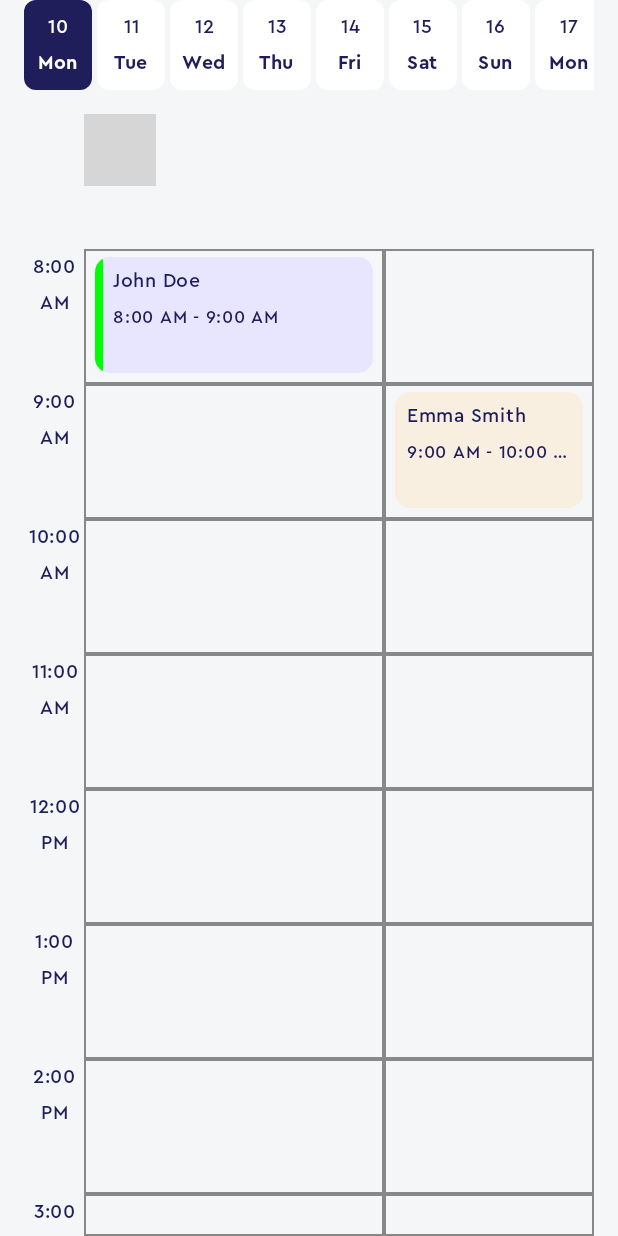
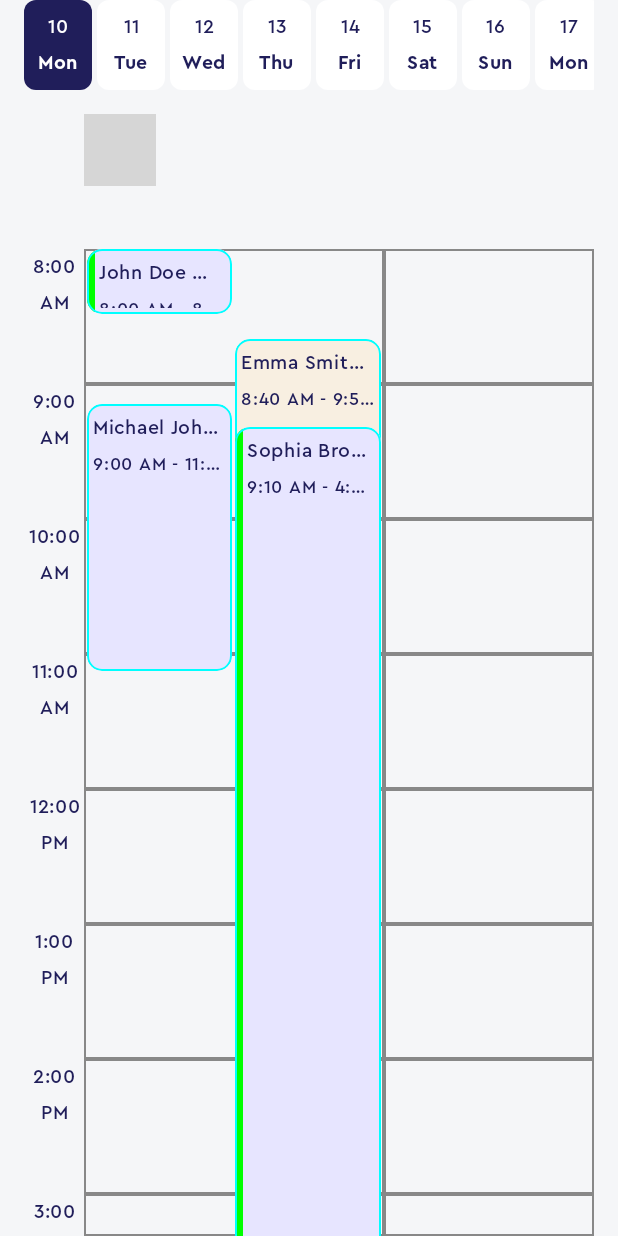
Before and after one commit to gourob-enosis/grow2Rnd, an Android app built with Jetpack Compose: the screen it shows after launch (MainActivity), on a phone screen of 412 x 824 dp. Run offline under Robolectric (Android 15) with nearby library versions, the phone set to English and light mode, and no system bars; libraries missing offline, so code that uses them is left out: com.chihsuanwu.freescroll; 4 statements that could not run were skipped; grey boxes are pictures that could not be loaded.

Commit message:
put multiple slot in the same tile horizontally

```diff
--- a/app/src/main/java/com/gourob/grow2rnd/ScheduleView.kt
+++ b/app/src/main/java/com/gourob/grow2rnd/ScheduleView.kt
@@ -33,6 +33,7 @@ import androidx.compose.ui.Alignment
 import androidx.compose.ui.Modifier
 import androidx.compose.ui.draw.clip
 import androidx.compose.ui.graphics.Color
+import androidx.compose.ui.layout.ModifierInfo
 import androidx.compose.ui.text.font.FontWeight
 import androidx.compose.ui.text.style.TextAlign
 import androidx.compose.ui.text.style.TextOverflow
@@ -51,58 +52,6 @@ import java.time.format.TextStyle
 import java.util.Locale
 import kotlin.math.roundToInt
 import kotlin.random.Random
-
-
-@Composable
-fun ScheduleView(modifier: Modifier = Modifier) {
-    val freeScrollState = rememberFreeScrollState()
-
-    Column(modifier = modifier.fillMaxSize()) {
-        //DateSection
-        DateSection()
-
-        Spacer(Modifier.height(16.dp))
-        // Header Row (Doctors' Names)
-        Row {
-            Box(
-                Modifier
-                    .width(tileWidth)
-                    .height(tileHeight),
-                contentAlignment = Alignment.Center
-            ) {
-
-            }
-            HeaderSection(
-                Modifier
-                    .fillMaxWidth()
-                    .freeScroll(state = freeScrollState)
-            )
-        }
-
-        // Left Column (Time Slots)
-        Row{
-            TimeSlotSection(
-                modifier = Modifier
-                    .width(tileWidth)
-                    .freeScroll(freeScrollState)
-            )
-
-            // Main Content
-            Box(modifier = Modifier.freeScroll(freeScrollState)) {
-                MainSection(timeSlots = timeSlots, doctors = doctors)
-            }
-
-        }
-
-    }
-}
-
-
-@Preview(showBackground = true)
-@Composable
-private fun DefaultPreview() {
-    ScheduleView()
-}
 
 
 val tileHeight = 90.dp
@@ -137,14 +86,12 @@ val timeSlots = listOf(
 )
 
 val doctors = listOf("Dr. A", "Dr. B", "Dr. C", "Dr. D", "Dr. E")
-//val doctors = listOf("Dr. A", "Dr. B", "Dr. C",)
-//val doctors = listOf("Dr. A")
 
 val schedules = listOf(
-    ScheduleBlock("John Doe", "8:00 AM", "9:00 AM", "Dr. A"),
-    ScheduleBlock("Emma Smith", "9:00 AM", "10:00 AM", "Dr. B"),
-    ScheduleBlock("Michael Johnson", "10:00 AM", "11:00 AM", "Dr. C"),
-    ScheduleBlock("Sophia Brown", "3:00 PM", "4:00 PM", "Dr. D"),
+    ScheduleBlock("John Doe", "8:00 AM", "8:30 AM", "Dr. A"),
+    ScheduleBlock("Emma Smith", "8:40 AM", "9:50 AM", "Dr. A"),
+    ScheduleBlock("Michael Johnson", "9:00 AM", "11:00 AM", "Dr. A"),
+    ScheduleBlock("Sophia Brown", "9:10 AM", "4:00 PM", "Dr. A"),
     ScheduleBlock("David Wilson", "4:00 PM", "5:00 PM", "Dr. E")
 )
 
@@ -177,6 +124,12 @@ data class ScheduleBlock(
         val minuteFraction = minutes / 60.0
         return (minuteFraction * mainTileHeight.value.toDouble()).roundToInt()
     }
+
+    fun getTimeDiffInMinutes(): Int {
+        val start = LocalTime.parse(startTime, formatter)
+        val end = LocalTime.parse(endTime, formatter)
+        return (end.toSecondOfDay() - start.toSecondOfDay()) / 60
+    }
 }
 
 
@@ -192,8 +145,8 @@ fun startTimeInThisRange(startTime: String, timeSlotStarting: String): Boolean {
 }
 
 
-fun getScheduleToPlaceIn(timeRangeIndex: Int, doctorColumnIndex: Int): ScheduleBlock? {
-    return schedules.firstOrNull { schedule ->
+fun getSchedulesToPlaceIn(timeRangeIndex: Int, doctorColumnIndex: Int): List<ScheduleBlock> {
+    return schedules.filter { schedule ->
         val timeSlot = timeSlots[timeRangeIndex]
         val doctorName = doctors[doctorColumnIndex]
         schedule.doctorName == doctorName && startTimeInThisRange(schedule.startTime, timeSlot)
@@ -202,7 +155,64 @@ fun getScheduleToPlaceIn(timeRangeIndex: Int, doctorColumnIndex: Int): ScheduleB
 
 
 @Composable
+fun ScheduleView(modifier: Modifier = Modifier) {
+    val freeScrollState = rememberFreeScrollState()
+
+    Column(modifier = modifier.fillMaxSize()) {
+        //DateSection
+        DateSection()
+
+        Spacer(Modifier.height(16.dp))
+        // Header Row (Doctors' Names)
+        Row {
+            Box(
+                Modifier
+                    .width(tileWidth)
+                    .height(tileHeight),
+                contentAlignment = Alignment.Center
+            ) {
+
+            }
+            HeaderSection(
+                Modifier
+                    .fillMaxWidth()
+                    .freeScroll(state = freeScrollState)
+            )
+        }
+
+        // Left Column (Time Slots)
+        Row {
+            TimeSlotSection(
+                modifier = Modifier
+                    .width(tileWidth)
+                    .freeScroll(freeScrollState)
+            )
+
+            // Main Content
+            Box(
+                modifier = Modifier
+                    .freeScroll(freeScrollState)
+            ) {
+                MainSection(timeSlots = timeSlots, doctors = doctors)
+            }
+
+        }
+
+    }
+}
+
+
+@Preview(showBackground = true)
+@Composable
+private fun DefaultPreview() {
+    ScheduleView()
+}
+
+
+
+@Composable
 private fun MainSection(timeSlots: List<String>, doctors: List<String>) {
+    // background blocks
     Column {
         Row {
             repeat(doctors.size) { _ ->
@@ -220,31 +230,39 @@ private fun MainSection(timeSlots: List<String>, doctors: List<String>) {
             }
         }
     }
+
     Column {
         Row {
             repeat(doctors.size) { doctorIndex ->
                 Column {
                     repeat(timeSlots.size) { timeSlotIndex ->
-                        val schedule = getScheduleToPlaceIn(timeSlotIndex, doctorIndex)
-
-                        if (schedule != null) {
-                            Box(
-                                Modifier
-                                    .width(mainTileWidth)
-                                    .height(schedule.getHeightOfBlock().dp)
-                                    .padding(horizontal = 4.dp, vertical = 2.dp),
-                                contentAlignment = Alignment.Center
-                            ) {
-                                MainSectionContent(schedule)
-                            }
-                        } else {
+                        val schedules = getSchedulesToPlaceIn(timeSlotIndex, doctorIndex)
+                        if (schedules.isEmpty()) {
                             Box(
                                 Modifier
                                     .width(mainTileWidth)
                                     .height(mainTileHeight),
-                                //.border(1.dp, Color.Gray),
                                 contentAlignment = Alignment.Center
                             ) {}
+                        } else {
+                            Row(
+                                Modifier
+                                    .width(mainTileWidth)
+                                    .padding(horizontal = 2.dp),
+                                horizontalArrangement = Arrangement.spacedBy(2.dp),
+                            ) {
+                                schedules.forEach { schedule ->
+                                    Box(
+                                        modifier = Modifier.weight(1f)
+                                    ) {
+                                        Slot(
+                                            modifier = Modifier,
+                                            schedule
+                                        )
+                                    }
+
+                                }
+                            }
                         }
                     }
                 }
@@ -295,18 +313,8 @@ private fun HeaderSection(modifier: Modifier) {
 }
 
 @Composable
-fun MainSectionContent(scheduleBlock: ScheduleBlock) {
-    Column(
-        modifier = Modifier
-            .padding(3.dp)
-            .clip(RoundedCornerShape(10.dp)),
-    ) {
-        Slot(scheduleBlock)
-    }
-}
-
-@Composable
 fun Slot(
+    modifier: Modifier,
     scheduleBlock: ScheduleBlock,
     showMarker: Boolean = Random.nextBoolean()
 ) {
@@ -314,20 +322,22 @@ fun Slot(
     val markerColors = listOf(Color.Red, Color.Green)
 
     Box(
-        modifier = Modifier
+        modifier = modifier
             .offset(y = scheduleBlock.getGridTopOffset().dp, x = 0.dp)
             .height(scheduleBlock.getHeightOfBlock().dp)
-            .fillMaxWidth()
+            .clip(RoundedCornerShape(10.dp))
+            .border(1.dp, Color.Cyan,RoundedCornerShape(10.dp) )
             .background(colors.random())
+
+            .fillMaxWidth(),
     ) {
         Column(
             Modifier
                 .padding(4.dp)
                 .padding(horizontal = if (showMarker) 4.dp else 0.dp)
-                .padding(horizontal = 4.dp)
         ) {
             Text(
-                scheduleBlock.name,
+                scheduleBlock.name + " " + scheduleBlock.doctorName,
                 color = primaryTextColor,
                 fontWeight = FontWeight.Medium,
                 fontSize = 13.sp,
@@ -335,6 +345,7 @@ fun Slot(
                 maxLines = 1,
                 overflow = TextOverflow.Ellipsis
             )
+            if (scheduleBlock.getTimeDiffInMinutes() >= 15) {
                 Text(
                     "${scheduleBlock.startTime} - ${scheduleBlock.endTime}",
                     color = primaryTextColor,
@@ -345,6 +356,7 @@ fun Slot(
                     overflow = TextOverflow.Ellipsis
                 )
             }
+        }
 
 
         if (showMarker) {
@@ -354,10 +366,7 @@ fun Slot(
                     .height(scheduleBlock.getHeightOfBlock().dp)
                     .clip(
                         RoundedCornerShape(
-                            topStart = 10.dp,
-                            topEnd = 0.dp,
-                            bottomStart = 10.dp,
-                            bottomEnd = 0.dp
+                            topStart = 10.dp, topEnd = 0.dp, bottomStart = 10.dp, bottomEnd = 0.dp
                         )
                     )
                     .background(markerColors.random())
@@ -395,6 +404,7 @@ fun HeaderSectionContent(modifier: Modifier = Modifier, doctorName: String) {
                 fontFamily = CeraPro,
             )
         }
+
         Text(
             "$381.99",
             color = primaryTextColor,
@@ -530,10 +540,13 @@ fun main() {
     repeat(doctors.size) { doctorIndex ->
         repeat(timeSlots.size) { timeSlotIndex ->
             println("${doctors[doctorIndex]}  ${timeSlots[timeSlotIndex]}")
-            val schedule = getScheduleToPlaceIn(timeSlotIndex, doctorIndex)
-            if (schedule != null) {
-                println("Place schedule $schedule in time slot ${timeSlots[timeSlotIndex]} for doctor ${doctors[doctorIndex]}")
+            val schedules = getSchedulesToPlaceIn(timeSlotIndex, doctorIndex)
+
+            schedules.forEach { schedule ->
+                println("Place schedule $schedule in time slot ${timeSlots[timeSlotIndex]} for doctor ${doctors[doctorIndex]} with height ${schedule.getHeightOfBlock()}")
+
+            }
+
         }
     }
 }
-}
```
Lines whose indentation alone changed are shown as unchanged.
